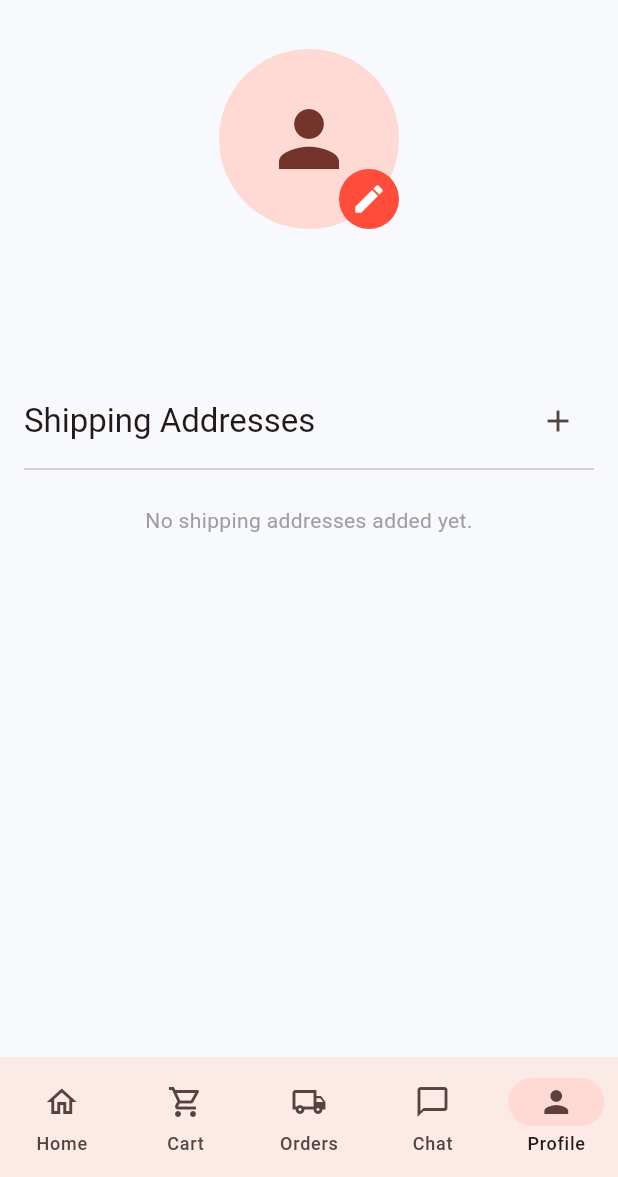
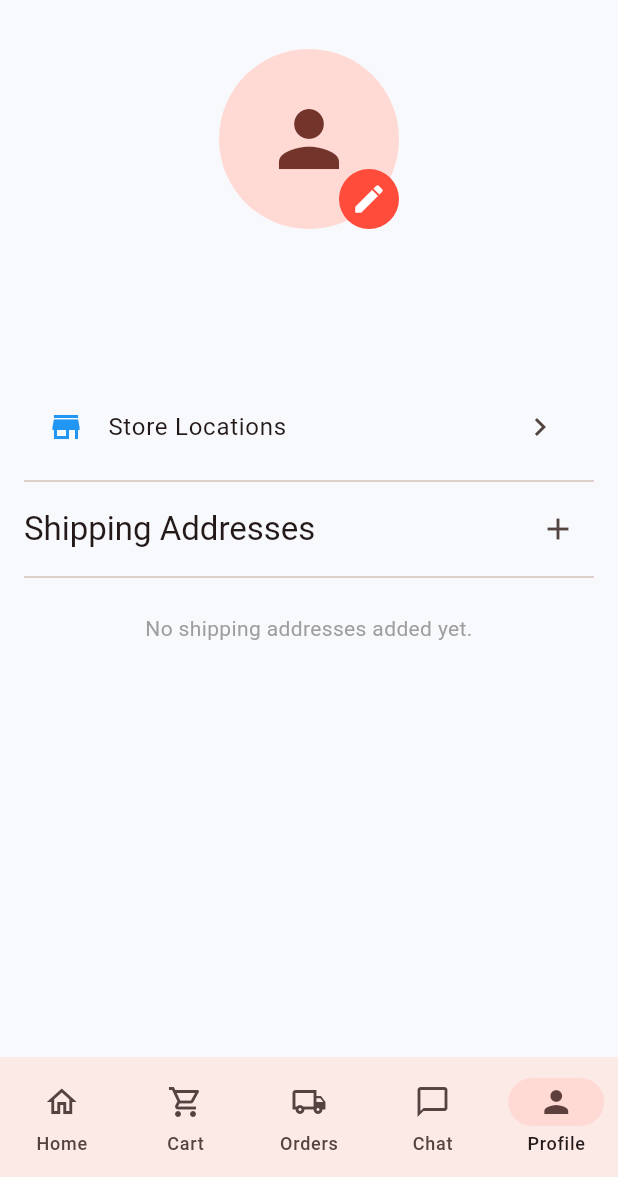
Before and after one commit to khoanc2304/e-commerce-shoes, a Flutter app: the ProfileScreen screen opened by its route, on a phone screen of 412 x 824 dp, the part 59-1236 px from its top. Run offline on Flutter 3.47's test engine with Material 3 defaults, Android fonts, the phone set to English and light mode, and no system bars; our stand-ins replace carousel_slider, cloud_firestore, dio, equatable, firebase_auth, firebase_core and 13 more; accounts and stored records are empty.

Commit message:
fix UI profile, map

```diff
--- a/lib/features/auth/presentation/pages/profile_screen.dart
+++ b/lib/features/auth/presentation/pages/profile_screen.dart
@@ -114,7 +114,6 @@ class ProfileScreen extends StatelessWidget {
                       textAlign: TextAlign.center,
                     ),
                     const SizedBox(height: 32),
-                    if (user.role == 'admin')
                     ListTile(
                       leading: const Icon(Icons.store, color: Colors.blue),
                       title: const Text('Store Locations'),
@@ -128,7 +127,7 @@ class ProfileScreen extends StatelessWidget {
                         );
                       },
                     ),
-                    if (user.role == 'admin') const Divider(),
+                    const Divider(),
                     Row(
                       mainAxisAlignment: MainAxisAlignment.spaceBetween,
                       children: [
```
Also changed, not shown: lib/features/product/presentation/pages/home_dashboard_screen.dart (+6 -1 lines). Lines whose indentation alone changed are shown as unchanged.
